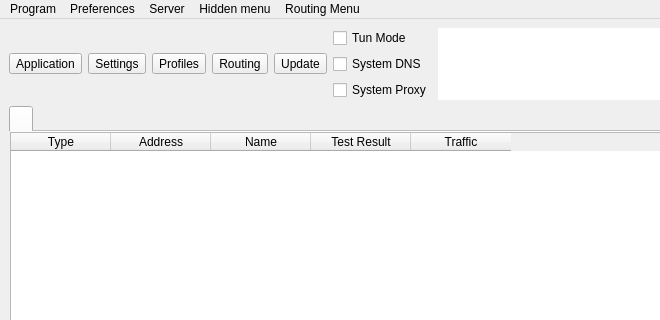
First picture: the form in include/ui/mainwindow.ui, repository shengmo0210/Throne, before the edit; both pictures show x 0 to 660 and y 0 to 320 of the 800 by 600 pixel window.
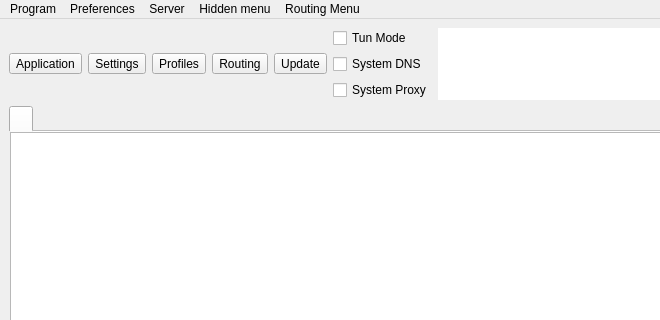
Second picture: the form after the edit. Icons and pictures are not drawn. Custom widgets are drawn as their Qt base class.

The edit to the form file:
```diff
--- a/include/ui/mainwindow.ui
+++ b/include/ui/mainwindow.ui
@@ -245,7 +245,7 @@
           <number>0</number>
          </property>
          <item row="0" column="0">
-          <widget class="MyTableWidget" name="proxyListTable">
+          <widget class="ProfilesTableView" name="profilesTableView">
            <property name="contextMenuPolicy">
             <enum>Qt::ContextMenuPolicy::CustomContextMenu</enum>
            </property>
@@ -1112,9 +1112,9 @@
  </widget>
  <customwidgets>
   <customwidget>
-   <class>MyTableWidget</class>
-   <extends>QTableWidget</extends>
-   <header>include/ui/utils/MyTableWidget.h</header>
+   <class>ProfilesTableView</class>
+   <extends>QTableView</extends>
+   <header>include/ui/utils/ProfilesTableView.h</header>
   </customwidget>
  </customwidgets>
  <resources/>
```
